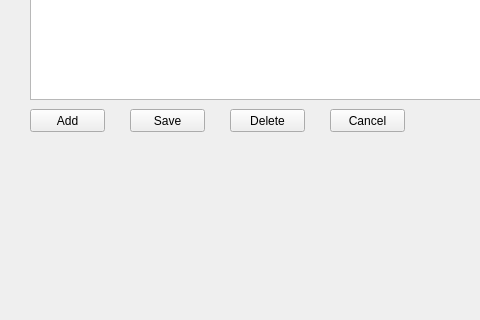
Above: gui.ui from annakrih/T113VLN1-3 before the change; both pictures show x 0 to 480 and y 91 to 411 of the 800 by 600 pixel window. Below: the same form after it.
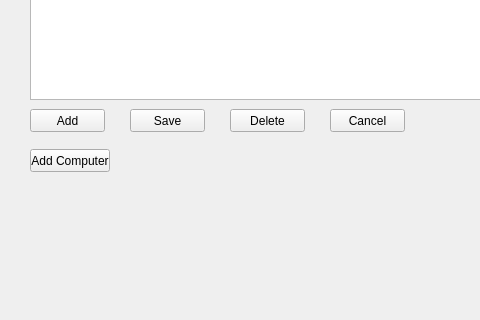
That is the form after the change.

```diff
--- a/gui.ui
+++ b/gui.ui
@@ -108,6 +108,19 @@
      </property>
     </item>
    </widget>
+   <widget class="QPushButton" name="pushButton">
+    <property name="geometry">
+     <rect>
+      <x>30</x>
+      <y>240</y>
+      <width>80</width>
+      <height>23</height>
+     </rect>
+    </property>
+    <property name="text">
+     <string>Add Computer</string>
+    </property>
+   </widget>
   </widget>
   <widget class="QMenuBar" name="menubar">
    <property name="geometry">
```
